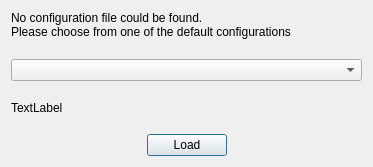
Before: the Qt Designer form ground/gcs/src/plugins/coreplugin/dialogs/importsettings.ui in d-ronin/dRonin, drawn with Qt 5.
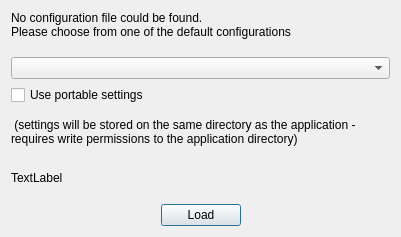
After: the same form once the commit is applied.

Commit message: GCS/ImportSettings handle portable(local) settings file

Diff of the .ui file:
```diff
--- a/ground/gcs/src/plugins/coreplugin/dialogs/importsettings.ui
+++ b/ground/gcs/src/plugins/coreplugin/dialogs/importsettings.ui
@@ -6,8 +6,8 @@
    <rect>
     <x>0</x>
     <y>0</y>
-    <width>373</width>
-    <height>167</height>
+    <width>401</width>
+    <height>237</height>
    </rect>
   </property>
   <property name="windowTitle">
@@ -31,6 +31,23 @@
    <item>
     <widget class="QComboBox" name="cbConfigs"/>
    </item>
+   <item>
+    <widget class="QCheckBox" name="cb_usePortableSettings">
+     <property name="text">
+      <string>Use portable settings</string>
+     </property>
+    </widget>
+   </item>
+   <item>
+    <widget class="QLabel" name="label_2">
+     <property name="text">
+      <string> (settings will be stored on the same directory as the application - requires write permissions to the application directory)</string>
+     </property>
+     <property name="wordWrap">
+      <bool>true</bool>
+     </property>
+    </widget>
+   </item>
    <item>
     <widget class="QLabel" name="lblDetails">
      <property name="text">
```
The commit also changes 2 other files.
